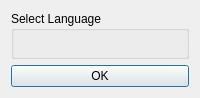
Qt form translations/translationdialog.ui (docsteer/sacnview) before a commit.
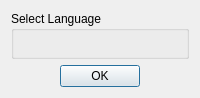
The same form after that commit. Icons and pictures are not drawn.

The edit to the form file:
```diff
--- a/translations/translationdialog.ui
+++ b/translations/translationdialog.ui
@@ -45,15 +45,18 @@
     </widget>
    </item>
    <item>
-    <widget class="QPushButton" name="pbOk">
+    <widget class="QDialogButtonBox" name="buttonBox">
      <property name="sizePolicy">
       <sizepolicy hsizetype="Expanding" vsizetype="Expanding">
        <horstretch>0</horstretch>
        <verstretch>0</verstretch>
       </sizepolicy>
      </property>
-     <property name="text">
-      <string>OK</string>
+     <property name="standardButtons">
+      <set>QDialogButtonBox::Ok</set>
+     </property>
+     <property name="centerButtons">
+      <bool>true</bool>
      </property>
     </widget>
    </item>
```
